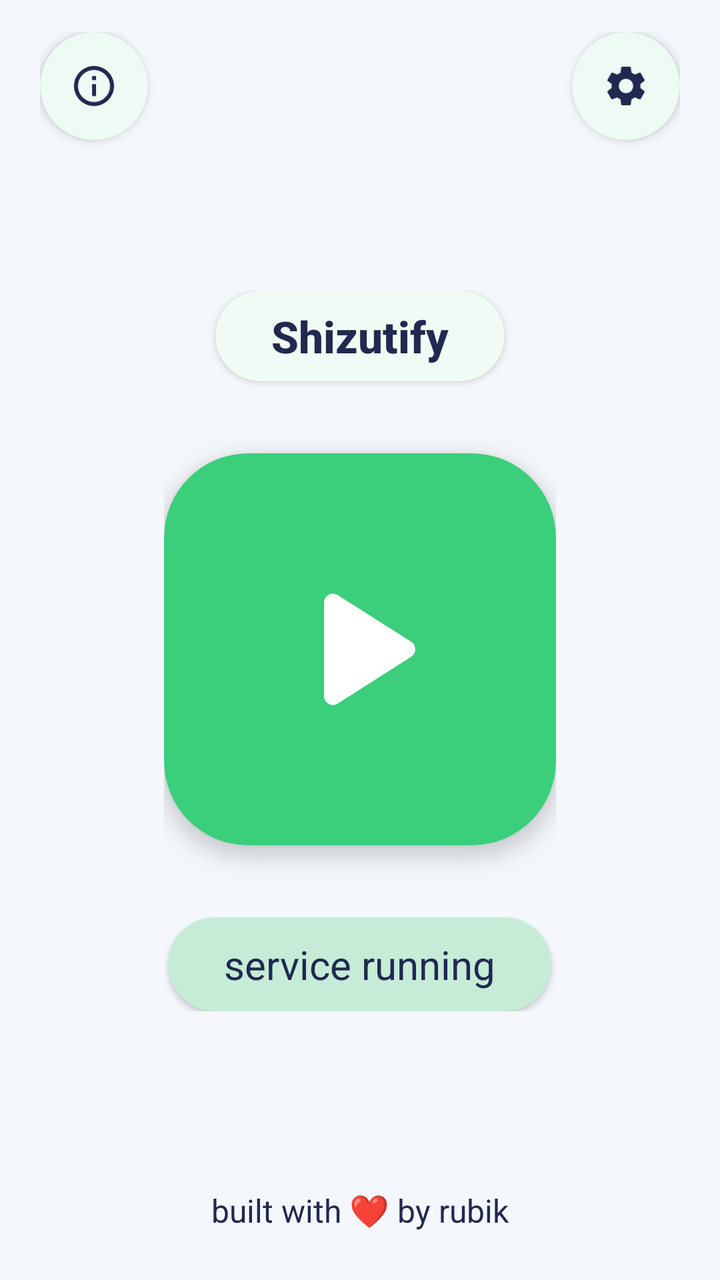
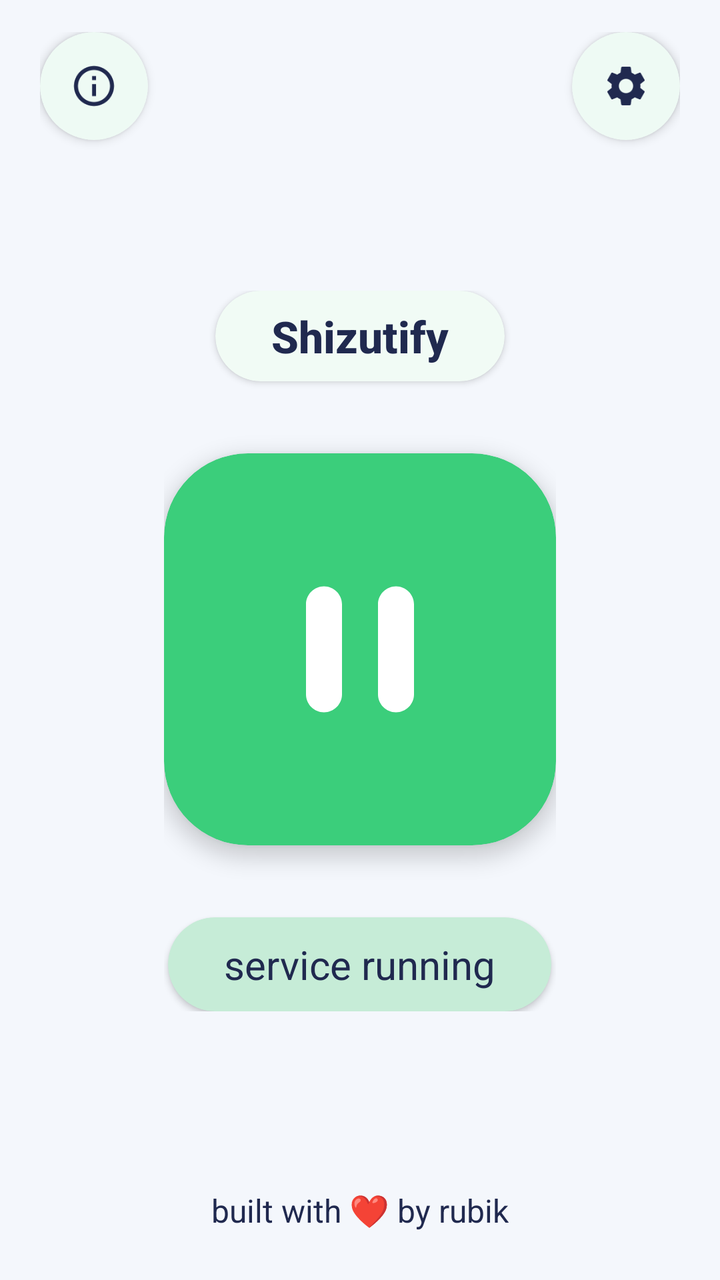

An Android layout rendered at two revisions. The XML below is the earlier revision; the diff shows what the commit changed to produce the second picture.
<!-- AndroidManifest.xml: application theme Theme.Shizutify -->
<!-- res/layout/activity_main.xml -->
<?xml version="1.0" encoding="utf-8"?>
<androidx.constraintlayout.widget.ConstraintLayout xmlns:android="http://schemas.android.com/apk/res/android"
    xmlns:app="http://schemas.android.com/apk/res-auto"
    android:id="@+id/rootMain"
    android:layout_width="match_parent"
    android:layout_height="match_parent"
    android:background="@color/bg_alabaster"
    android:paddingHorizontal="20dp"
    android:paddingVertical="16dp">

    
    <com.google.android.material.card.MaterialCardView
        android:id="@+id/btnInfo"
        android:layout_width="54dp"
        android:layout_height="54dp"
        android:clickable="true"
        android:focusable="true"
        app:cardBackgroundColor="@color/surface_cream"
        app:cardCornerRadius="27dp"
        app:cardElevation="3dp"
        app:layout_constraintStart_toStartOf="parent"
        app:layout_constraintTop_toTopOf="parent"
        app:strokeWidth="0dp">

        <ImageView
            android:layout_width="24dp"
            android:layout_height="24dp"
            android:layout_gravity="center"
            android:contentDescription="@string/app_name"
            android:src="@drawable/ic_info" />
    </com.google.android.material.card.MaterialCardView>

    
    <com.google.android.material.card.MaterialCardView
        android:id="@+id/btnSettings"
        android:layout_width="54dp"
        android:layout_height="54dp"
        android:clickable="true"
        android:focusable="true"
        app:cardBackgroundColor="@color/surface_cream"
        app:cardCornerRadius="27dp"
        app:cardElevation="3dp"
        app:layout_constraintEnd_toEndOf="parent"
        app:layout_constraintTop_toTopOf="parent"
        app:strokeWidth="0dp">

        <ImageView
            android:layout_width="24dp"
            android:layout_height="24dp"
            android:layout_gravity="center"
            android:contentDescription="@string/app_name"
            android:src="@drawable/ic_settings" />
    </com.google.android.material.card.MaterialCardView>

    
    <LinearLayout
        android:id="@+id/centerGroup"
        android:layout_width="wrap_content"
        android:layout_height="wrap_content"
        android:gravity="center"
        android:orientation="vertical"
        app:layout_constraintBottom_toTopOf="@+id/cardAlertBanner"
        app:layout_constraintEnd_toEndOf="parent"
        app:layout_constraintStart_toStartOf="parent"
        app:layout_constraintTop_toBottomOf="@+id/btnInfo"
        app:layout_constraintVertical_bias="0.46">

        
        <com.google.android.material.card.MaterialCardView
            android:layout_width="wrap_content"
            android:layout_height="wrap_content"
            app:cardBackgroundColor="@color/surface_cream"
            app:cardCornerRadius="24dp"
            app:cardElevation="2dp"
            app:strokeWidth="0dp">

            <TextView
                android:layout_width="wrap_content"
                android:layout_height="wrap_content"
                android:fontFamily="sans-serif-medium"
                android:paddingHorizontal="28dp"
                android:paddingVertical="8dp"
                android:text="@string/app_name"
                android:textColor="@color/espresso_brown"
                android:textSize="22sp"
                android:textStyle="bold" />
        </com.google.android.material.card.MaterialCardView>

        
        <com.google.android.material.card.MaterialCardView
            android:id="@+id/btnToggleService"
            android:layout_width="196dp"
            android:layout_height="196dp"
            android:layout_marginTop="36dp"
            android:layout_marginBottom="36dp"
            android:clickable="true"
            android:focusable="true"
            app:cardBackgroundColor="@color/primary_terracotta"
            app:cardCornerRadius="42dp"
            app:cardElevation="6dp"
            app:strokeWidth="0dp">

            <ImageView
                android:id="@+id/ivToggleIcon"
                android:layout_width="108dp"
                android:layout_height="108dp"
                android:layout_gravity="center"
                android:contentDescription="@string/app_name"
                android:src="@drawable/ic_play_rounded" />
        </com.google.android.material.card.MaterialCardView>

        
        <com.google.android.material.card.MaterialCardView
            android:id="@+id/cardStatusBadge"
            android:layout_width="wrap_content"
            android:layout_height="wrap_content"
            app:cardBackgroundColor="@color/status_running_sage"
            app:cardCornerRadius="24dp"
            app:cardElevation="2dp"
            app:strokeWidth="0dp">

            <TextView
                android:id="@+id/tvStatusBadge"
                android:layout_width="wrap_content"
                android:layout_height="wrap_content"
                android:fontFamily="sans-serif"
                android:paddingHorizontal="28dp"
                android:paddingVertical="10dp"
                android:text="@string/status_running"
                android:textColor="@color/espresso_brown"
                android:textSize="20sp" />
        </com.google.android.material.card.MaterialCardView>

    </LinearLayout>

    
    <com.google.android.material.card.MaterialCardView
        android:id="@+id/cardAlertBanner"
        android:layout_width="0dp"
        android:layout_height="wrap_content"
        android:layout_marginBottom="24dp"
        android:visibility="gone"
        app:cardBackgroundColor="@color/alert_peach_bg"
        app:cardCornerRadius="36dp"
        app:cardElevation="3dp"
        app:layout_constraintBottom_toTopOf="@+id/tvFooter"
        app:layout_constraintEnd_toEndOf="parent"
        app:layout_constraintStart_toStartOf="parent"
        app:strokeColor="@color/alert_peach_stroke"
        app:strokeWidth="1.5dp">

        <LinearLayout
            android:layout_width="match_parent"
            android:layout_height="wrap_content"
            android:gravity="center_vertical"
            android:orientation="horizontal"
            android:paddingHorizontal="22dp"
            android:paddingVertical="16dp">

            <ImageView
                android:layout_width="32dp"
                android:layout_height="32dp"
                android:contentDescription="@null"
                android:src="@drawable/ic_warning" />

            <TextView
                android:id="@+id/tvAlertBanner"
                android:layout_width="0dp"
                android:layout_height="wrap_content"
                android:layout_marginStart="16dp"
                android:layout_weight="1"
                android:fontFamily="sans-serif"
                android:lineSpacingExtra="2dp"
                android:text="@string/alert_shizuku_permission"
                android:textColor="@color/espresso_brown"
                android:textSize="16sp" />
        </LinearLayout>
    </com.google.android.material.card.MaterialCardView>

    
    <TextView
        android:id="@+id/tvFooter"
        android:layout_width="wrap_content"
        android:layout_height="wrap_content"
        android:layout_marginBottom="8dp"
        android:fontFamily="sans-serif"
        android:text="@string/footer_credit"
        android:textColor="@color/espresso_brown"
        android:textSize="16sp"
        app:layout_constraintBottom_toBottomOf="parent"
        app:layout_constraintEnd_toEndOf="parent"
        app:layout_constraintStart_toStartOf="parent" />

</androidx.constraintlayout.widget.ConstraintLayout>
<!-- resources referenced by this layout -->
<resources>
  <color name="alert_peach_bg">#E2F4EA</color>
  <color name="alert_peach_stroke">#94DAB3</color>
  <color name="bg_alabaster">#F4F7FC</color>
  <color name="espresso_brown">#20294F</color>
  <color name="primary_terracotta">#3BCE7B</color>
  <color name="status_running_sage">#C6ECD7</color>
  <color name="surface_cream">#FFFFFF</color>
  <!-- drawable ic_info (drawable) -->
  <vector xmlns:android="http://schemas.android.com/apk/res/android"
      android:width="24dp"
      android:height="24dp"
      android:viewportWidth="24"
      android:viewportHeight="24">
      <path
          android:fillColor="@color/espresso_brown"
          android:pathData="M11,7h2v2h-2V7zM11,11h2v6h-2V11zM12,2C6.48,2 2,6.48 2,12s4.48,10 10,10 10,-4.48 10,-10S17.52,2 12,2zM12,20c-4.41,0 -8,-3.59 -8,-8s3.59,-8 8,-8 8,3.59 8,8 -3.59,8 -8,8z" />
  </vector>
  <!-- drawable ic_play_rounded (drawable) -->
  <vector xmlns:android="http://schemas.android.com/apk/res/android"
      android:width="96dp"
      android:height="96dp"
      android:viewportWidth="24"
      android:viewportHeight="24">
      <path
          android:fillColor="@color/surface_cream"
          android:pathData="M8,6.82v10.36c0,0.79 0.87,1.27 1.54,0.84l8.14,-5.18c0.62,-0.39 0.62,-1.29 0,-1.69L9.54,5.98C8.87,5.55 8,6.03 8,6.82z" />
  </vector>
  <!-- drawable ic_warning (drawable) -->
  <vector xmlns:android="http://schemas.android.com/apk/res/android"
      android:width="28dp"
      android:height="28dp"
      android:viewportWidth="24"
      android:viewportHeight="24">
      <path
          android:fillColor="@color/primary_terracotta"
          android:pathData="M4.47,21h15.06c1.54,0 2.5,-1.67 1.73,-3L13.73,4.99c-0.77,-1.33 -2.69,-1.33 -3.46,0L2.74,18c-0.77,1.33 0.19,3 1.73,3zM12,14c-0.55,0 -1,-0.45 -1,-1v-2c0,-0.55 0.45,-1 1,-1s1,0.45 1,1v2c0,0.55 -0.45,1 -1,1zM13,18h-2v-2h2v2z" />
  </vector>
  <string name="alert_shizuku_permission">tap the start button to grant\nshizuku access</string>
  <string name="app_name">Shizutify</string>
  <string name="footer_credit">built with ❤️ by rubik</string>
  <string name="status_running">service running</string>
  <style name="Theme.Shizutify" parent="Theme.Material3.Light.NoActionBar">
          <item name="android:windowBackground">@color/bg_alabaster</item>
          <item name="colorPrimary">@color/primary_terracotta</item>
          <item name="colorOnPrimary">@color/surface_cream</item>
          <item name="colorSurface">@color/surface_cream</item>
          <item name="colorOnSurface">@color/espresso_brown</item>
          <item name="colorSecondaryContainer">@color/accent_peach</item>
          <item name="colorOnSecondaryContainer">@color/espresso_brown</item>
  
          
          <item name="android:statusBarColor">@android:color/transparent</item>
          <item name="android:navigationBarColor">@android:color/transparent</item>
          <item name="android:windowLightStatusBar">true</item>
          <item name="android:windowLightNavigationBar" tools:targetApi="o_mr1">true</item>
      </style>
  <color name="accent_peach">#3BB470</color>
  <!-- unchanged entries left out for length: 1 -->
</resources>

<!-- the commit's change to res/layout/activity_main.xml (unified diff, before → after) -->
@@ -106,7 +106,7 @@
                 android:layout_height="108dp"
                 android:layout_gravity="center"
                 android:contentDescription="@string/app_name"
-                android:src="@drawable/ic_play_rounded" />
+                android:src="@drawable/ic_pause_rounded" />
         </com.google.android.material.card.MaterialCardView>
 
         
<!-- resource entries referenced after the edit -->
@@ -17,7 +17,7 @@
           android:fillColor="@color/espresso_brown"
           android:pathData="M11,7h2v2h-2V7zM11,11h2v6h-2V11zM12,2C6.48,2 2,6.48 2,12s4.48,10 10,10 10,-4.48 10,-10S17.52,2 12,2zM12,20c-4.41,0 -8,-3.59 -8,-8s3.59,-8 8,-8 8,3.59 8,8 -3.59,8 -8,8z" />
   </vector>
-  <!-- drawable ic_play_rounded (drawable) -->
+  <!-- drawable ic_pause_rounded (drawable) -->
   <vector xmlns:android="http://schemas.android.com/apk/res/android"
       android:width="96dp"
       android:height="96dp"
@@ -25,7 +25,7 @@
       android:viewportHeight="24">
       <path
           android:fillColor="@color/surface_cream"
-          android:pathData="M8,6.82v10.36c0,0.79 0.87,1.27 1.54,0.84l8.14,-5.18c0.62,-0.39 0.62,-1.29 0,-1.69L9.54,5.98C8.87,5.55 8,6.03 8,6.82z" />
+          android:pathData="M8,19c1.1,0 2,-0.9 2,-2V7c0,-1.1 -0.9,-2 -2,-2S6,5.9 6,7v10C6,18.1 6.9,19 8,19zM14,7v10c0,1.1 0.9,2 2,2s2,-0.9 2,-2V7c0,-1.1 -0.9,-2 -2,-2S14,5.9 14,7z" />
   </vector>
   <!-- drawable ic_warning (drawable) -->
   <vector xmlns:android="http://schemas.android.com/apk/res/android"
